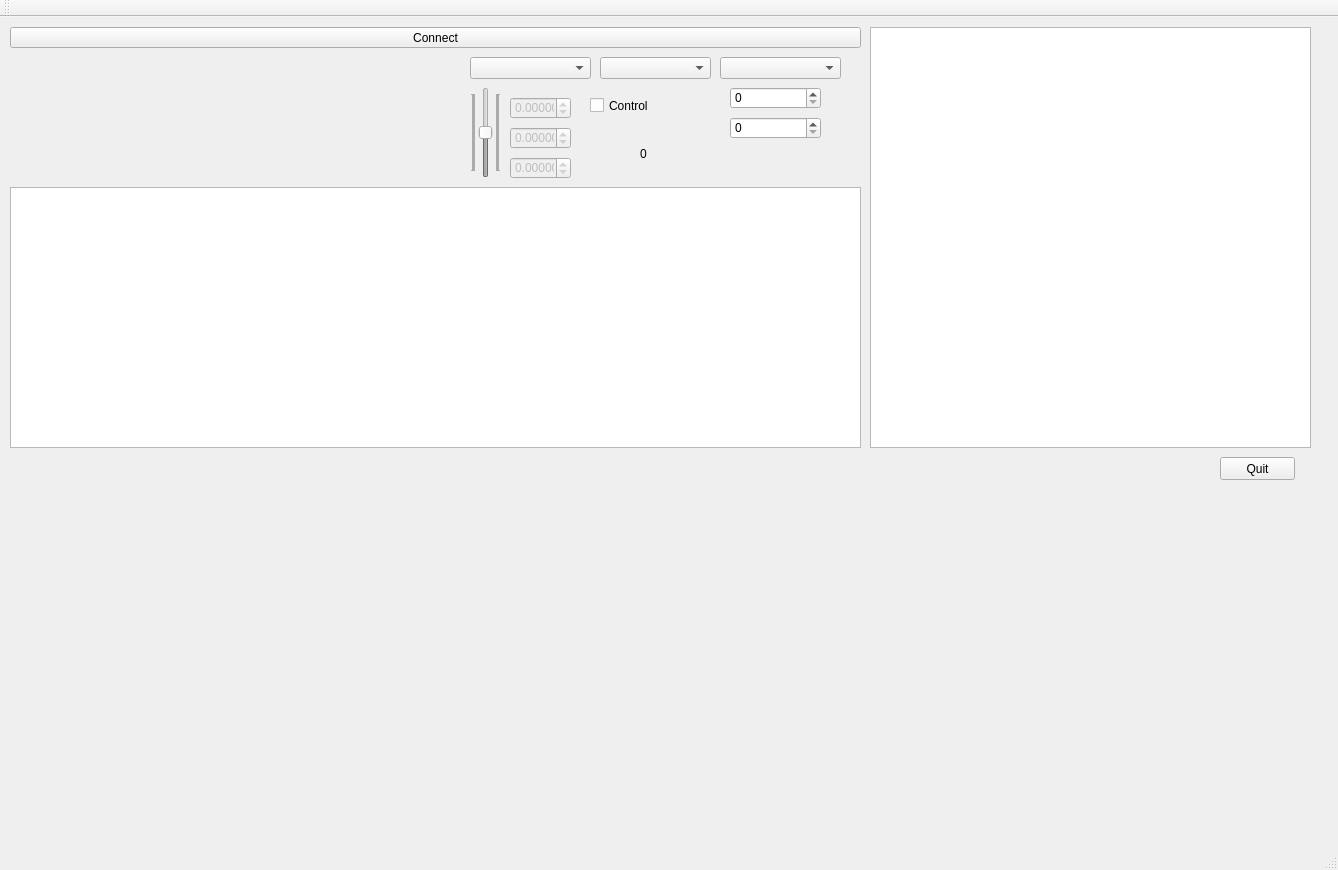
Above: MSFS2020_AutoFlight/msfs2020_autoflight.ui from igor8518/MSFS2020_AUTO before the change. Below: the same form after it.
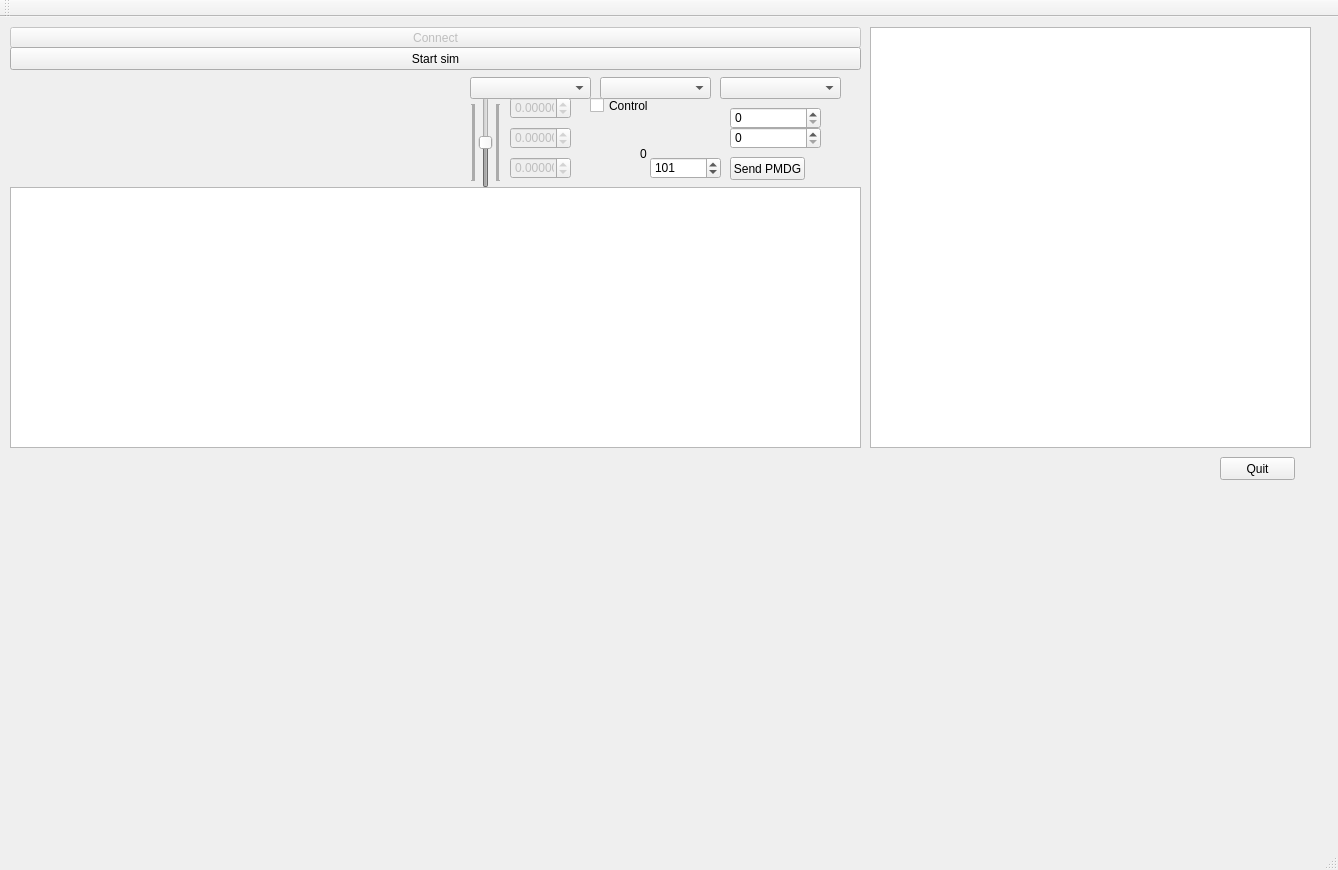
That is the form after the change. Custom widgets are drawn as their Qt base class.

The edit to the form file:
```diff
--- a/MSFS2020_AutoFlight/msfs2020_autoflight.ui
+++ b/MSFS2020_AutoFlight/msfs2020_autoflight.ui
@@ -24,6 +24,9 @@
   </property>
   <widget class="QWidget" name="centralWidget">
    <widget class="QPushButton" name="ConnectButton">
+    <property name="enabled">
+     <bool>false</bool>
+    </property>
     <property name="geometry">
      <rect>
       <x>10</x>
@@ -100,9 +103,9 @@
     <property name="geometry">
      <rect>
       <x>10</x>
-      <y>40</y>
+      <y>60</y>
       <width>461</width>
-      <height>121</height>
+      <height>101</height>
      </rect>
     </property>
    </widget>
@@ -113,7 +116,7 @@
     <property name="geometry">
      <rect>
       <x>470</x>
-      <y>70</y>
+      <y>80</y>
       <width>31</width>
       <height>91</height>
      </rect>
@@ -144,7 +147,7 @@
     <property name="geometry">
      <rect>
       <x>470</x>
-      <y>40</y>
+      <y>60</y>
       <width>121</width>
       <height>22</height>
      </rect>
@@ -154,7 +157,7 @@
     <property name="geometry">
      <rect>
       <x>600</x>
-      <y>40</y>
+      <y>60</y>
       <width>111</width>
       <height>22</height>
      </rect>
@@ -164,7 +167,7 @@
     <property name="geometry">
      <rect>
       <x>720</x>
-      <y>40</y>
+      <y>60</y>
       <width>121</width>
       <height>22</height>
      </rect>
@@ -297,7 +300,7 @@
     <property name="geometry">
      <rect>
       <x>730</x>
-      <y>100</y>
+      <y>110</y>
       <width>91</width>
       <height>22</height>
      </rect>
@@ -313,7 +316,7 @@
     <property name="geometry">
      <rect>
       <x>730</x>
-      <y>70</y>
+      <y>90</y>
       <width>91</width>
       <height>22</height>
      </rect>
@@ -338,6 +341,57 @@
      <string>0</string>
     </property>
    </widget>
+   <widget class="QPushButton" name="startButton">
+    <property name="enabled">
+     <bool>true</bool>
+    </property>
+    <property name="geometry">
+     <rect>
+      <x>10</x>
+      <y>30</y>
+      <width>851</width>
+      <height>23</height>
+     </rect>
+    </property>
+    <property name="text">
+     <string>Start sim</string>
+    </property>
+   </widget>
+   <widget class="QPushButton" name="PMDGButton">
+    <property name="geometry">
+     <rect>
+      <x>730</x>
+      <y>140</y>
+      <width>75</width>
+      <height>23</height>
+     </rect>
+    </property>
+    <property name="text">
+     <string>Send PMDG</string>
+    </property>
+   </widget>
+   <widget class="QSpinBox" name="switchID">
+    <property name="geometry">
+     <rect>
+      <x>650</x>
+      <y>140</y>
+      <width>71</width>
+      <height>22</height>
+     </rect>
+    </property>
+    <property name="minimum">
+     <number>100</number>
+    </property>
+    <property name="maximum">
+     <number>1000000</number>
+    </property>
+    <property name="singleStep">
+     <number>100</number>
+    </property>
+    <property name="value">
+     <number>101</number>
+    </property>
+   </widget>
   </widget>
   <widget class="QMenuBar" name="menuBar">
    <property name="geometry">
```
Left out of the diff: 6 changed lines with no effect on the pictures.
